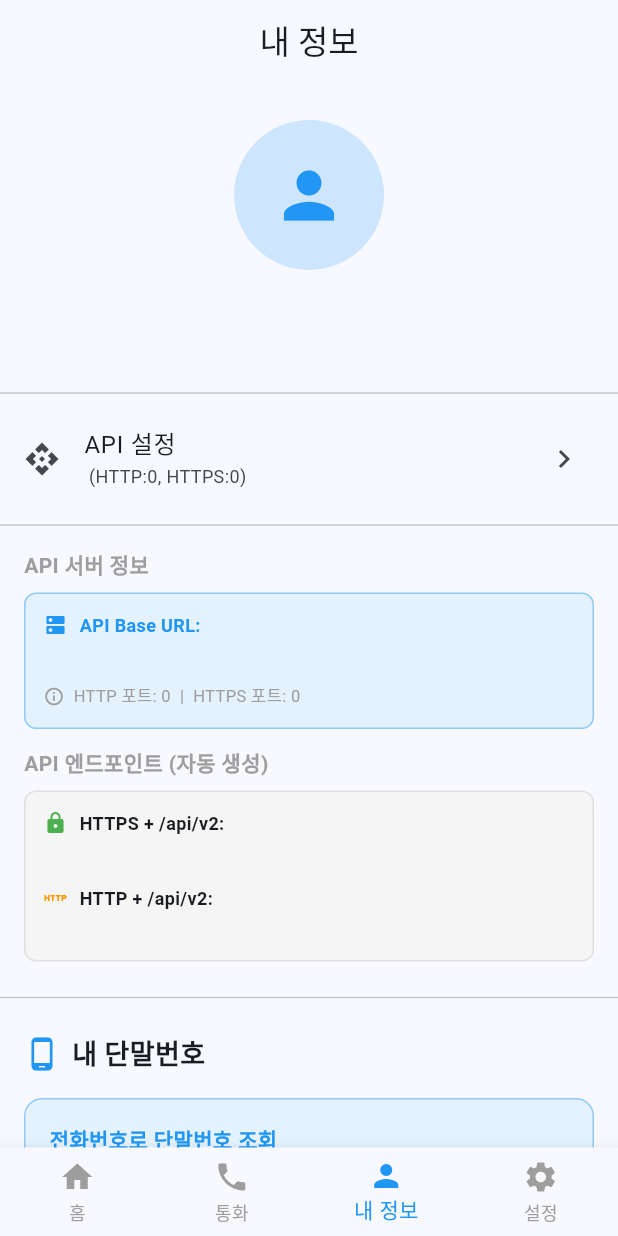
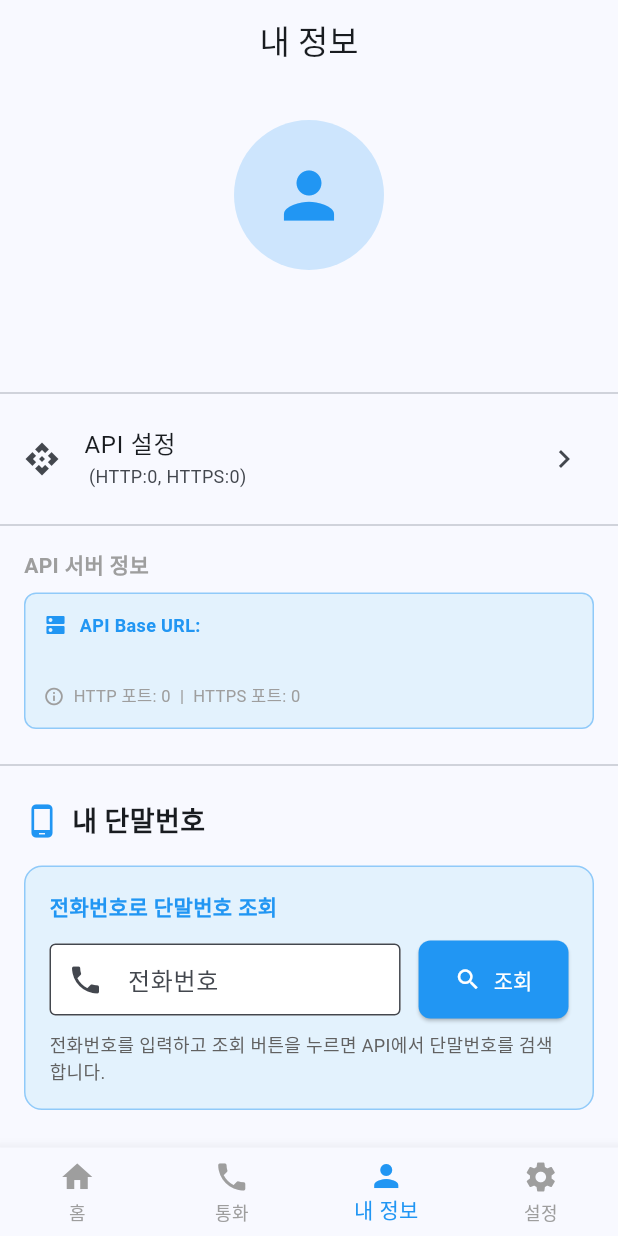
Before and after one commit to ringneck/makecall, a Flutter app: the screen it shows once a user with an empty profile is signed in, item 3 of the bottom bar chosen, on a phone screen of 412 x 824 dp. Run offline on Flutter 3.47's test engine with Material 3 defaults, Android fonts, the phone set to English and light mode, and no system bars; our stand-ins replace cloud_firestore, firebase_auth, firebase_core, package_info_plus; accounts and stored records are empty.

Commit message:
Remove API endpoint auto-generation display section
Changes:
- Removed 'API 엔드포인트 (자동 생성)' section from Profile tab
- Removed display of HTTPS + /api/v2 endpoint
- Removed display of HTTP + /api/v2 endpoint
- Simplified API settings display

Reason:
- Reduces UI clutter in Profile tab
- API endpoint generation still works internally
- Users only need to see basic API server info (Base URL and ports)
- Cleaner and more focused interface

Remaining API Info Display:
- API Base URL
- HTTP Port
- HTTPS Port

```diff
--- a/lib/screens/profile/profile_tab.dart
+++ b/lib/screens/profile/profile_tab.dart
@@ -149,75 +149,6 @@ class _ProfileTabState extends State<ProfileTab> {
                               ),
                             ),
                           ],
-                        ),
-                      ],
-                    ),
-                  ),
-                  const SizedBox(height: 12),
-                  const Text(
-                    'API 엔드포인트 (자동 생성)',
-                    style: TextStyle(
-                      fontSize: 14,
-                      fontWeight: FontWeight.bold,
-                      color: Colors.grey,
-                    ),
-                  ),
-                  const SizedBox(height: 8),
-                  Container(
-                    width: double.infinity,
-                    padding: const EdgeInsets.all(12),
-                    decoration: BoxDecoration(
-                      color: Colors.grey[100],
-                      borderRadius: BorderRadius.circular(8),
-                      border: Border.all(color: Colors.grey[300]!),
-                    ),
-                    child: Column(
-                      crossAxisAlignment: CrossAxisAlignment.start,
-                      children: [
-                        Row(
-                          children: [
-                            const Icon(Icons.https, size: 16, color: Colors.green),
-                            const SizedBox(width: 8),
-                            const Text(
-                              'HTTPS + /api/v2:',
-                              style: TextStyle(
-                                fontWeight: FontWeight.bold,
-                                fontSize: 12,
-                              ),
-                            ),
-                          ],
-                        ),
-                        const SizedBox(height: 4),
-                        Text(
-                          userModel.getApiUrl(useHttps: true),
-                          style: const TextStyle(
-                            fontSize: 12,
-                            fontFamily: 'monospace',
-                            color: Colors.black87,
-                          ),
-                        ),
-                        const SizedBox(height: 12),
-                        Row(
-                          children: [
-                            const Icon(Icons.http, size: 16, color: Colors.orange),
-                            const SizedBox(width: 8),
-                            const Text(
-                              'HTTP + /api/v2:',
-                              style: TextStyle(
-                                fontWeight: FontWeight.bold,
-                                fontSize: 12,
-                              ),
-                            ),
-                          ],
-                        ),
-                        const SizedBox(height: 4),
-                        Text(
-                          userModel.getApiUrl(useHttps: false),
-                          style: const TextStyle(
-                            fontSize: 12,
-                            fontFamily: 'monospace',
-                            color: Colors.black87,
-                          ),
                         ),
                       ],
                     ),
```
